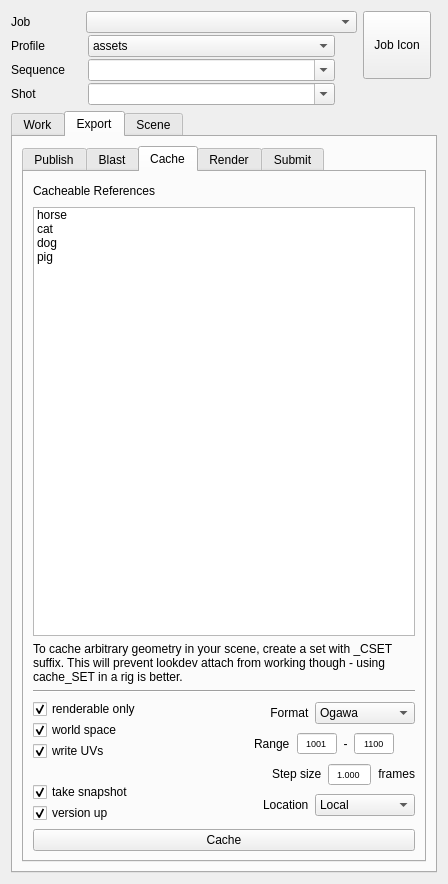
The window that python/pini/tools/helper/pini_helper.ui (CBSDigital/pini-dev) describes before a commit, drawn with Qt 5.
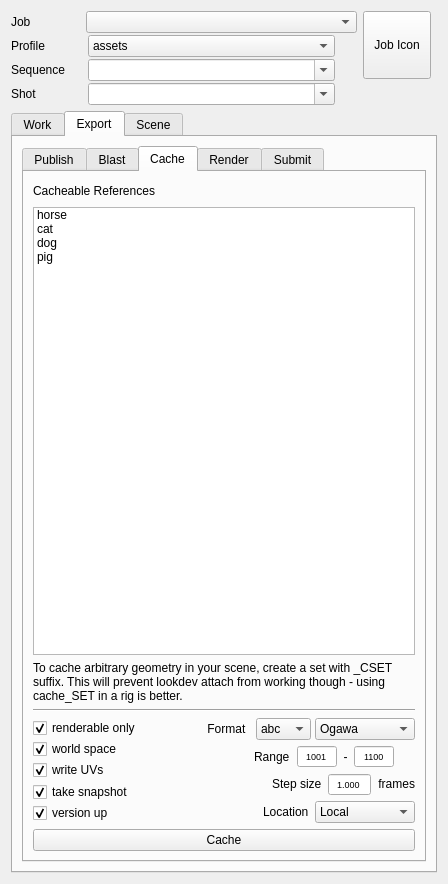
The same window after the commit. The open tabs and pages were chosen to show the change. Icons and pictures are not drawn. Custom widgets are drawn as their Qt base class.

The edit to the form file:
```diff
--- a/python/pini/tools/helper/pini_helper.ui
+++ b/python/pini/tools/helper/pini_helper.ui
@@ -690,7 +690,7 @@
           <attribute name="title">
            <string>Cache</string>
           </attribute>
-          <layout class="QGridLayout" name="gridLayout_7">
+          <layout class="QGridLayout" name="gridLayout_7" rowstretch="0,1,0,0,0,0">
            <item row="0" column="0">
             <layout class="QHBoxLayout" name="horizontalLayout_12">
              <item>
@@ -746,7 +746,7 @@
            <item row="4" column="0">
             <layout class="QHBoxLayout" name="horizontalLayout_5">
              <item>
-              <layout class="QVBoxLayout" name="verticalLayout">
+              <layout class="QVBoxLayout" name="ECacheLayout" stretch="0,0,0,0,0,0">
                <property name="spacing">
                 <number>1</number>
                </property>
@@ -825,12 +825,12 @@
                   <enum>Qt::Vertical</enum>
                  </property>
                  <property name="sizeType">
-                  <enum>QSizePolicy::Minimum</enum>
+                  <enum>QSizePolicy::MinimumExpanding</enum>
                  </property>
                  <property name="sizeHint" stdset="0">
                   <size>
-                   <width>20</width>
-                   <height>20</height>
+                   <width>50</width>
+                   <height>0</height>
                   </size>
                  </property>
                 </spacer>
@@ -887,9 +887,9 @@
                 <number>5</number>
                </property>
                <item>
-                <layout class="QHBoxLayout" name="ProfilePane_2" stretch="0,0,1">
+                <layout class="QHBoxLayout" name="ProfilePane_2" stretch="0,0,0,1">
                  <property name="spacing">
-                  <number>0</number>
+                  <number>4</number>
                  </property>
                  <item>
                   <spacer name="horizontalSpacer">
@@ -926,6 +926,41 @@
                    </property>
                   </widget>
                  </item>
+                 <item>
+                  <widget class="CComboBox" name="ECacheExtn">
+                   <property name="sizePolicy">
+                    <sizepolicy hsizetype="MinimumExpanding" vsizetype="Fixed">
+                     <horstretch>0</horstretch>
+                     <verstretch>0</verstretch>
+                    </sizepolicy>
+                   </property>
+                   <property name="minimumSize">
+                    <size>
+                     <width>0</width>
+                     <height>0</height>
+                    </size>
+                   </property>
+                   <property name="maximumSize">
+                    <size>
+                     <width>100</width>
+                     <height>16777215</height>
+                    </size>
+                   </property>
+                   <property name="editable">
+                    <bool>false</bool>
+                   </property>
+                   <item>
+                    <property name="text">
+                     <string>abc</string>
+                    </property>
+                   </item>
+                   <item>
+                    <property name="text">
+                     <string>fbx</string>
+                    </property>
+                   </item>
+                  </widget>
+                 </item>
                  <item>
                   <widget class="CComboBox" name="ECacheFormat">
                    <property name="sizePolicy">
@@ -3218,6 +3253,11 @@
   </layout>
  </widget>
  <customwidgets>
+  <customwidget>
+   <class>CListWidget</class>
+   <extends>QListWidget</extends>
+   <header>clistwidget.h</header>
+  </customwidget>
   <customwidget>
    <class>CComboBox</class>
    <extends>QComboBox</extends>
@@ -3229,11 +3269,6 @@
    <header>ctabwidget.h</header>
    <container>1</container>
   </customwidget>
-  <customwidget>
-   <class>CListWidget</class>
-   <extends>QListWidget</extends>
-   <header>clistwidget.h</header>
-  </customwidget>
   <customwidget>
    <class>CLabel</class>
    <extends>QLabel</extends>
```
Left out of the diff: 80 changed lines with no effect on the pictures.
